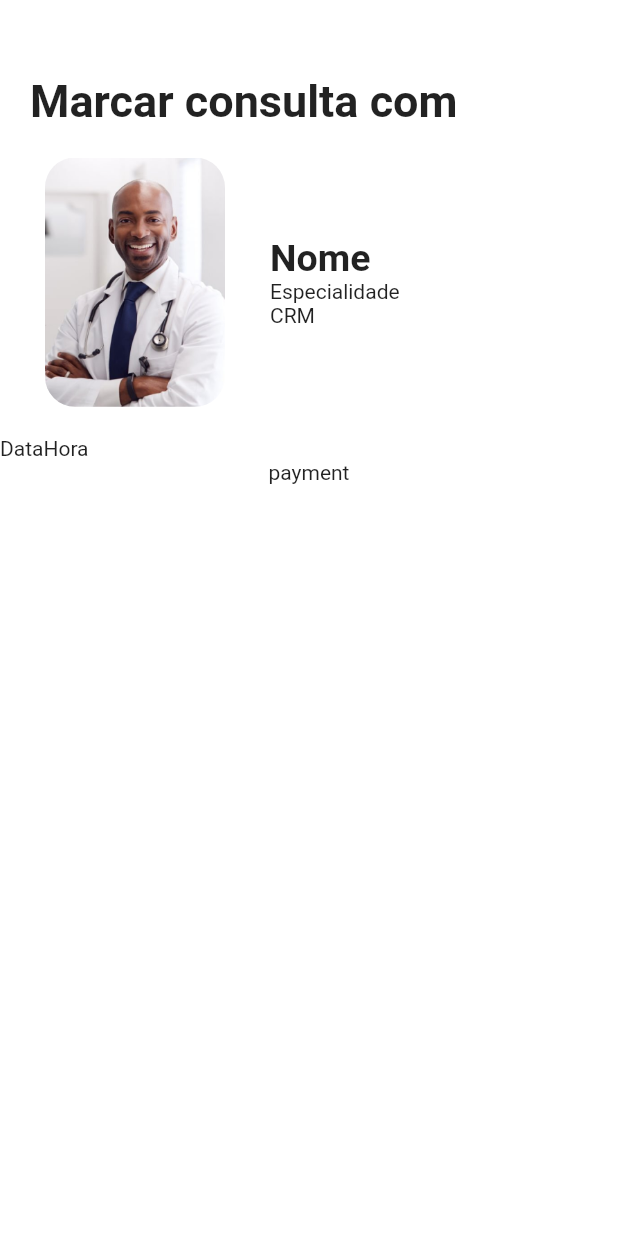
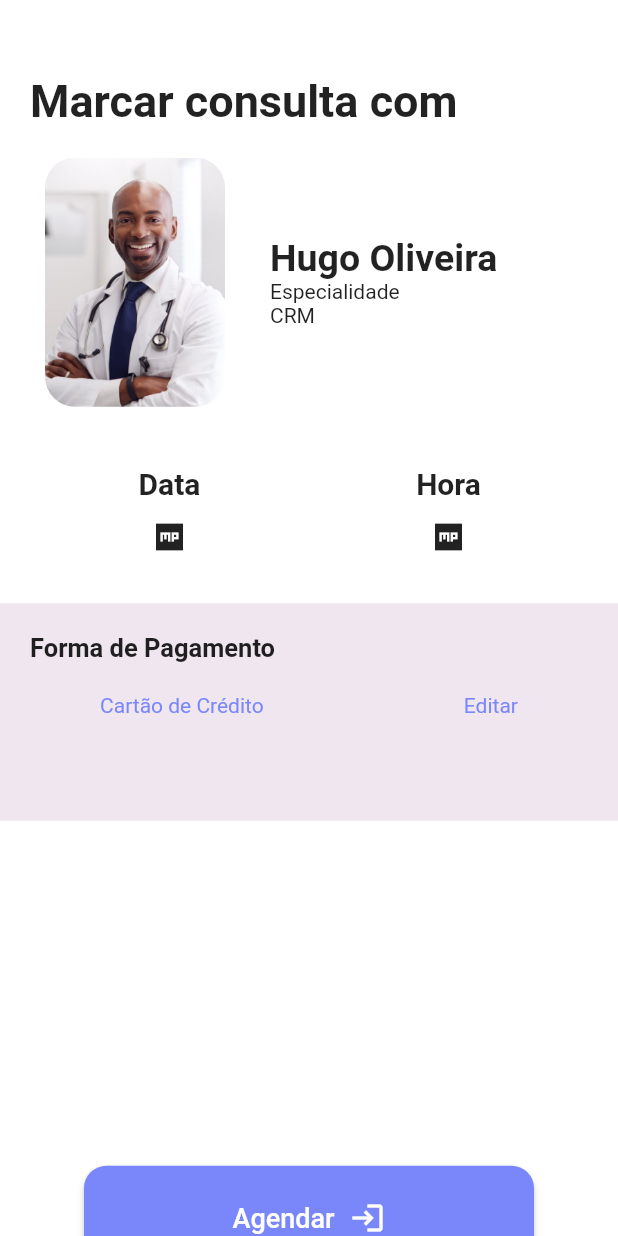
Before and after one commit to NatanBatista/syncrolife, a Flutter app: the screen it shows after launch, on a phone screen of 412 x 824 dp. Run offline on Flutter 3.47's test engine with Material 2 defaults, Android fonts, the phone set to English and light mode, and no system bars; our stand-ins replace cloud_firestore, firebase_auth, firebase_core, firebase_storage, get, image_cropper and 1 more; accounts and stored records are empty.

Commit message:
Finalizando tela estatica MakeAppointment

```diff
--- a/lib/pages/make_appointment/make_appointment.dart
+++ b/lib/pages/make_appointment/make_appointment.dart
@@ -1,7 +1,7 @@
 import 'package:flutter/material.dart';
-import 'package:syncrolife/pages/make_appointment/widgets/date_appointment.dart';
-import 'package:syncrolife/pages/make_appointment/widgets/doctor_profile.dart';
-import 'package:syncrolife/pages/make_appointment/widgets/payment.dart';
+
+import '../../styles.dart';
+import '../../widgets/elevated_button_icon_widget.dart';
 
 class MakeAppointment extends StatefulWidget {
   const MakeAppointment({super.key});
@@ -52,7 +52,7 @@ class _MakeAppointmentState extends State<MakeAppointment> {
                     child: Column(
                       crossAxisAlignment: CrossAxisAlignment.start,
                       children: [
-                        Text('Nome', style: TextStyle(
+                        Text('Hugo Oliveira', style: TextStyle(
                           fontWeight: FontWeight.bold,
                           fontSize: 25,
                         ),),
@@ -64,11 +64,70 @@ class _MakeAppointmentState extends State<MakeAppointment> {
                 ],
               ),
             ),
-            Row(
-              children: [Text('Data'), Text('Hora')],
+            Padding(
+              padding: const EdgeInsets.fromLTRB(20, 20, 20, 20),
+              child: Row(
+                mainAxisAlignment: MainAxisAlignment.spaceAround,
+                children: [
+                  Column(
+                    children: [
+                      Text('Data', style: TextStyle(
+                        fontSize: 20,
+                        fontWeight: FontWeight.bold
+                      ),),
+                      IconButton(onPressed: () {}, icon: Icon(Icons.mp_sharp))
+                    ],
+                  ),
+                  Column(
+                    children: [
+                      Text('Hora',style: TextStyle(
+                        fontSize: 20,
+                        fontWeight: FontWeight.bold
+                      ),),
+                      IconButton(onPressed: () {}, icon: Icon(Icons.mp_sharp))
+                    ],
+                  )],
+                ),
             ),
-            Text('payment'),
-            // Bloco de paddding
+            Container(
+              color: Color.fromRGBO(240, 230, 239, 1),
+              height: 145,
+              width: MediaQuery.of(context).size.width,
+              child: Column(
+                crossAxisAlignment: CrossAxisAlignment.start,
+                children: [
+                  Padding(
+                    padding: const EdgeInsets.fromLTRB(20, 20, 20, 20),
+
+                    child: Text('Forma de Pagamento', style: TextStyle(
+                      fontWeight: FontWeight.bold,
+                      fontSize: 17
+                    ),),
+                  ),
+                  Row(
+                    mainAxisAlignment: MainAxisAlignment.spaceAround,
+                    children: [
+                      Text('Cartão de Crédito', style: TextStyle(
+                        color: Color.fromRGBO(122, 135, 251, 1)
+                        ),
+                      ),
+                      Text('Editar', style: TextStyle(
+                        color: Color.fromRGBO(122, 135, 251, 1)
+                        ),
+                      ),
+                    ],
+                  )
+                ],
+              ),
+            ),
+            SizedBox( height: 230,),
+            CustomButtonIcon(
+                  buttonText: "Agendar",
+                  buttonColor: cornflowerBlue,
+                  textColor: lavenderBlush,
+                  onPressed: () {},
+                  icone: const Icon(Icons.login),
+                ),
           ],
         ),
       ),
```
